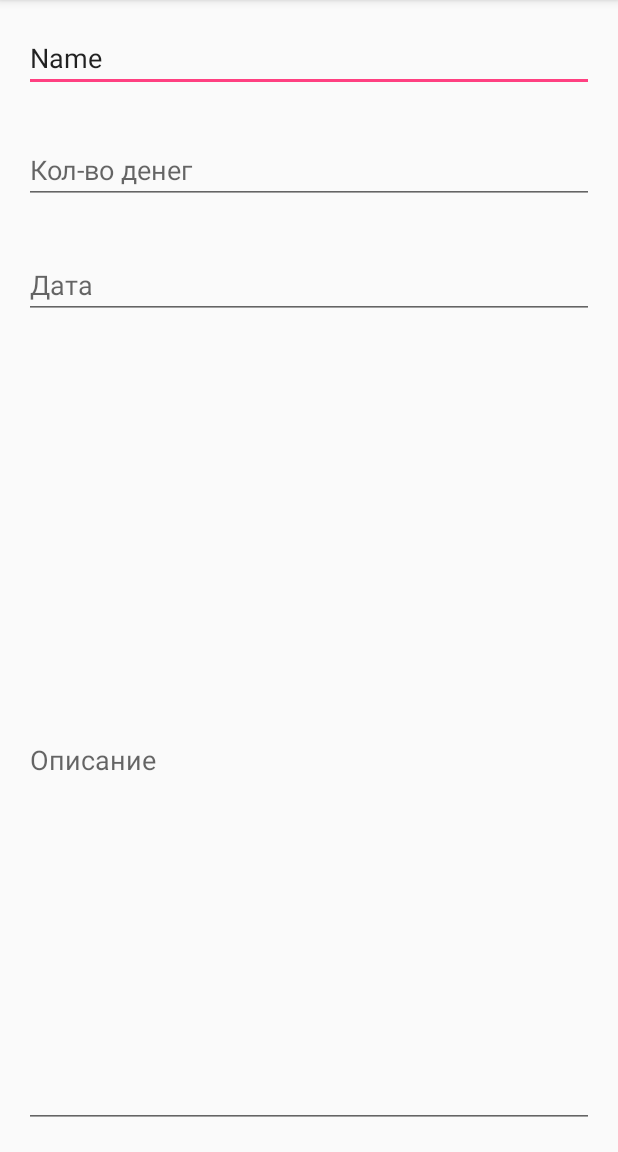
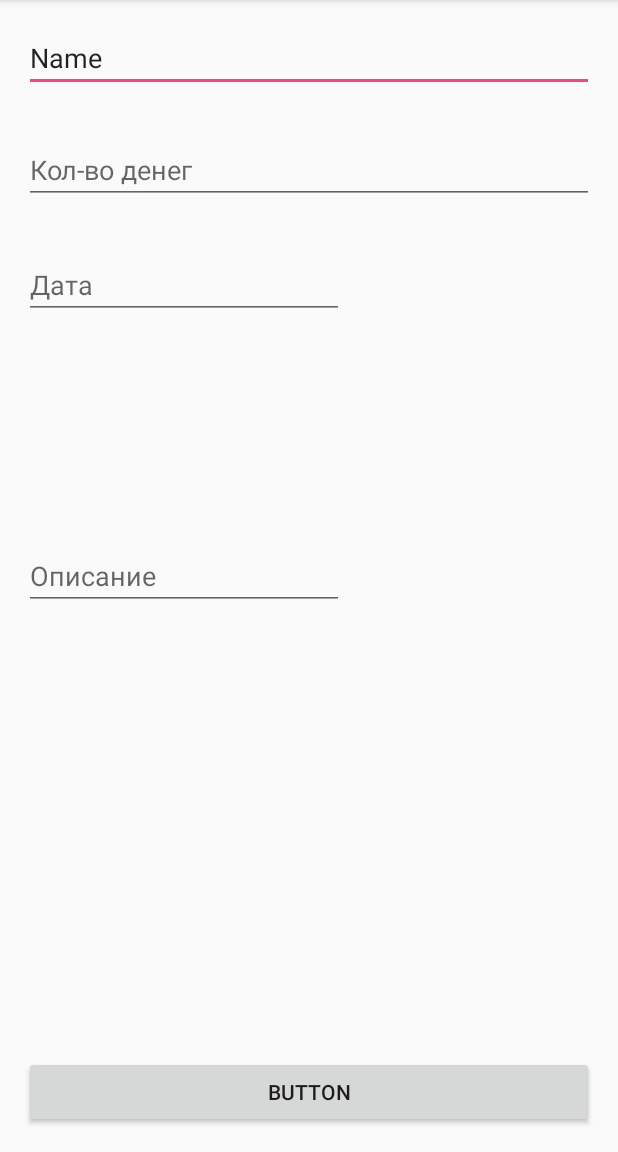
Before and after one commit to KaelTheSlayer/KopilkaGoal, an Android app: the AddGoalActivity screen opened directly, with no data from a screen before it, on a phone screen of 412 x 824 dp, the part 84-1236 px from its top. Run offline under Robolectric (Android 15) with nearby library versions, the phone set to English and light mode, and no system bars.

Commit message:
error listview

```diff
--- a/app/src/main/AndroidManifest.xml
+++ b/app/src/main/AndroidManifest.xml
@@ -14,7 +14,6 @@
             android:theme="@style/AppTheme.NoActionBar">
             <intent-filter>
                 <action android:name="android.intent.action.MAIN" />
-
                 <category android:name="android.intent.category.LAUNCHER" />
             </intent-filter>
         </activity>
--- a/app/src/main/java/fkn/kopilkagoal/AddGoalActivity.java
+++ b/app/src/main/java/fkn/kopilkagoal/AddGoalActivity.java
@@ -2,12 +2,43 @@ package fkn.kopilkagoal;
 
 import android.support.v7.app.AppCompatActivity;
 import android.os.Bundle;
+import android.text.Editable;
+import android.view.View;
+import android.widget.EditText;
+import android.widget.ListView;
+
+import java.util.ArrayList;
+import java.util.List;
 
 public class AddGoalActivity extends AppCompatActivity {
+    private ListView lvGoal;
+    private GoalAdapter adapter;
+    private List<Goal> mGoallist;
+    String name,description;
+    Integer money;
+    Integer id=1;
 
     @Override
     protected void onCreate(Bundle savedInstanceState) {
         super.onCreate(savedInstanceState);
         setContentView(R.layout.activity_add_goal);
+        lvGoal = (ListView)findViewById(R.id.goal_list);
+        mGoallist=new ArrayList<>();
+        id=id+1;
     }
+    protected void add(View v)
+    {
+        EditText ename = (EditText) findViewById(R.id.ename);
+        if (ename !=null) name = ename.getText().toString();
+        EditText emoney = (EditText) findViewById(R.id.enumbermoney);
+        if (emoney !=null) money = Integer.parseInt(emoney.getText().toString());
+        EditText edesc = (EditText) findViewById(R.id.edescription);
+        if (edesc !=null) description=edesc.getText().toString();
+        mGoallist.add(new Goal(id,name,money,description));
+        adapter=new GoalAdapter(mGoallist,getApplicationContext());
+        lvGoal.setAdapter(adapter);
+        finish();
+    }
+
+
 }
--- a/app/src/main/res/layout/activity_add_goal.xml
+++ b/app/src/main/res/layout/activity_add_goal.xml
@@ -18,7 +18,7 @@
         android:ems="10"
         android:layout_alignParentTop="true"
         android:layout_alignParentStart="true"
-        android:id="@+id/name"
+        android:id="@+id/ename"
         android:layout_alignParentEnd="true"
         android:hint="Название" />
 
@@ -27,10 +27,10 @@
         android:layout_height="wrap_content"
         android:inputType="number"
         android:ems="10"
-        android:layout_below="@+id/name"
+        android:layout_below="@+id/ename"
         android:layout_alignParentStart="true"
         android:layout_marginTop="29dp"
-        android:id="@+id/numbermoney"
+        android:id="@+id/enumbermoney"
         android:layout_alignParentEnd="true"
         android:hint="Кол-во денег" />
 
@@ -39,23 +39,30 @@
         android:layout_height="wrap_content"
         android:inputType="date"
         android:ems="10"
-        android:layout_below="@+id/numbermoney"
+        android:layout_marginTop="31dp"
+        android:id="@+id/edata"
+        android:hint="Дата"
+        android:layout_below="@+id/enumbermoney"
+        android:layout_alignParentStart="true" />
+
+    <Button
+        android:text="Button"
+        android:layout_width="wrap_content"
+        android:layout_height="wrap_content"
+        android:id="@+id/button2"
+        android:layout_alignParentBottom="true"
         android:layout_alignParentStart="true"
-        android:layout_marginTop="31dp"
-        android:id="@+id/data"
         android:layout_alignParentEnd="true"
-        android:hint="Дата" />
+        android:onClick="add"/>
 
     <EditText
         android:layout_width="wrap_content"
         android:layout_height="wrap_content"
         android:ems="10"
-        android:layout_below="@+id/data"
-        android:layout_alignParentStart="true"
-        android:layout_marginTop="49dp"
-        android:id="@+id/description"
-        android:layout_alignParentEnd="true"
-        android:layout_alignParentBottom="true"
+        android:id="@+id/edescription"
         android:hint="Описание"
-        android:inputType="textMultiLine|textLongMessage" />
+        android:inputType="text|number|date"
+        android:layout_centerVertical="true"
+        android:layout_alignParentStart="true" />
+
 </RelativeLayout>
--- a/app/src/main/res/layout/content_goal.xml
+++ b/app/src/main/res/layout/content_goal.xml
@@ -14,8 +14,10 @@
     tools:showIn="@layout/activity_goal">
 
     <ListView
+
         android:layout_width="match_parent"
         android:layout_height="match_parent"
         android:layout_alignParentTop="true"
-        android:layout_alignParentStart="true" />
+        android:layout_alignParentStart="true"
+        android:id="@+id/goal_list" />
 </RelativeLayout>
```
Also changed, not shown: app/src/main/java/fkn/kopilkagoal/Goal.java (added, +52 -0 lines), app/src/main/java/fkn/kopilkagoal/GoalActivity.java (+11 -1 lines), app/src/main/java/fkn/kopilkagoal/GoalAdapter.java (added, +50 -0 lines), app/src/main/res/layout/goal_info.xml (added, +34 -0 lines).
